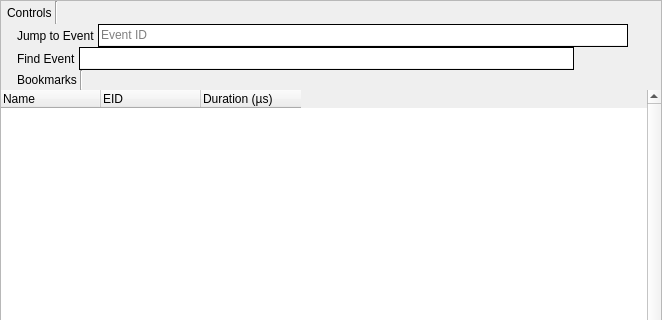
Above: qrenderdoc/Windows/EventBrowser.ui from baldurk/renderdoc before the change; both pictures show x 0 to 662 and y 0 to 320 of the 662 by 590 pixel window. Below: the same form after it.
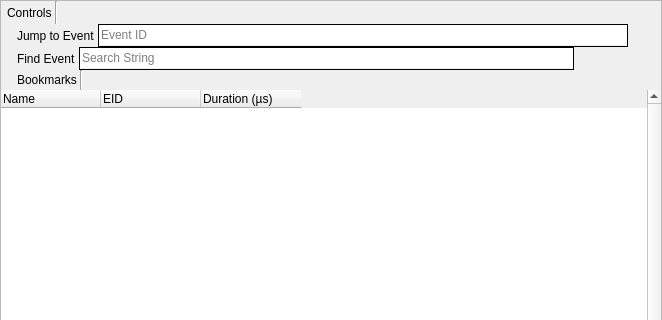
That is the form after the change. Icons and pictures are not drawn. Custom widgets are drawn as their Qt base class.

Patch:
```diff
--- a/qrenderdoc/Windows/EventBrowser.ui
+++ b/qrenderdoc/Windows/EventBrowser.ui
@@ -363,7 +363,7 @@
             <bool>false</bool>
            </property>
            <property name="placeholderText">
-            <string/>
+            <string>Search String</string>
            </property>
            <property name="clearButtonEnabled">
             <bool>false</bool>
```
